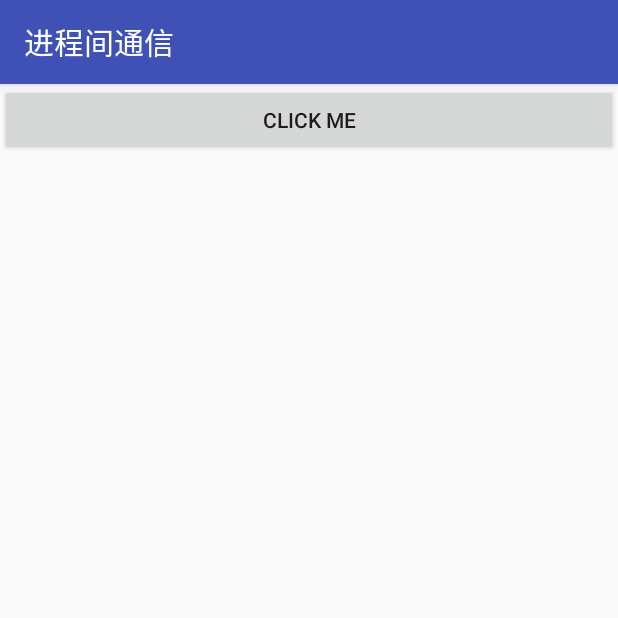
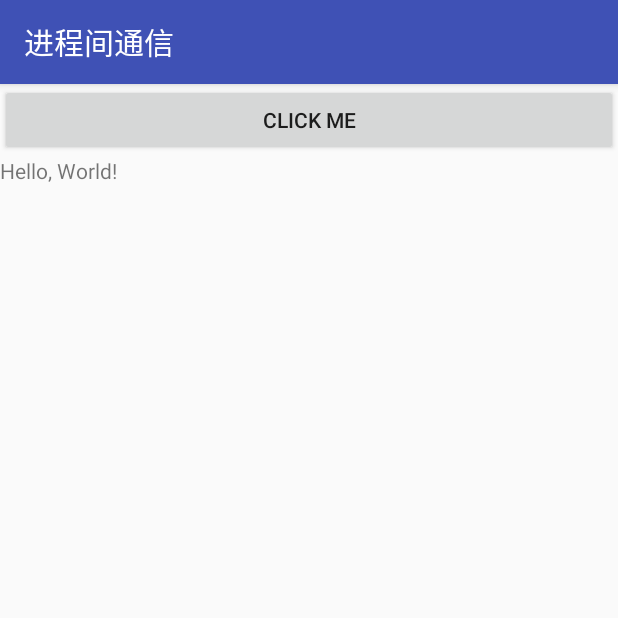
Before and after one commit to fan-xin/Android-Practice-Collection, an Android app: the screen it shows after launch (MainActivity), after a tap on "CLICK ME", on a phone screen of 412 x 824 dp, the top half of it. Run offline under Robolectric (Android 15) with nearby library versions, the phone set to English and light mode, and no system bars.

Commit message:
完善代码

```diff
--- a/Thread3Demo/src/main/java/com/fanxin/android/thread3demo/MainActivity.java
+++ b/Thread3Demo/src/main/java/com/fanxin/android/thread3demo/MainActivity.java
@@ -30,21 +30,40 @@ public class MainActivity extends AppCompatActivity {
         button = findViewById(R.id.id_btn);
         textView = findViewById(R.id.id_text_view);
 
+        mainHandler = new Handler(){
+            @Override
+            public void handleMessage(Message msg) {
+                super.handleMessage(msg);
+
+                String fromChildString = (String)msg.obj;
+
+                Log.d(TAG,"收到的内容"+fromChildString);
+                textView.setText(fromChildString);
+            }
+        };
+
         button.setOnClickListener(new View.OnClickListener() {
             @Override
             public void onClick(View v) {
                 //Toast.makeText(MainActivity.this,"click",Toast.LENGTH_SHORT).show();
                 //按下按钮以后，主线程给子线程发消息
-                Message msg = new Message();
-                //msg可以携带参数
-                msg.what = 9;
-                //发送给子线程
-                childHandler.sendMessage(msg);
+                if (childHandler != null){
+                    Message msg = new Message();
+                    //msg可以携带参数
+                    msg.what = 9;
+                    msg.obj = "Hello";
+                    //发送给子线程
+                    childHandler.sendMessage(msg);
+
+                }
+
 
             }
         });
         //运行子线程；
         new ChildThread().start();
+
+
     }
 
     //自己写子线程
@@ -61,7 +80,20 @@ public class MainActivity extends AppCompatActivity {
                 @Override
                 public void handleMessage(Message msg) {
                     super.handleMessage(msg);
-                    Log.d(TAG,"接收到子线程发过来的 what"+msg.what);
+                    Log.d(TAG,"接收到子线程发过来的 what: "+msg.what);
+
+                    String fromMainString = (String)msg.obj;
+                    Log.d(TAG,"接收到主线程发来的信息obj: "+msg.obj);
+                    String toMainString = fromMainString + ", World!";
+
+                    //发给主线程的Message
+                    Message message = new Message();
+                    message.obj = toMainString;
+                    if (mainHandler != null){
+                        mainHandler.sendMessage(message);
+                    }
+
+
                 }
             };
 
--- a/Thread3Demo/src/main/res/layout/activity_main.xml
+++ b/Thread3Demo/src/main/res/layout/activity_main.xml
@@ -4,6 +4,7 @@
     xmlns:tools="http://schemas.android.com/tools"
     android:layout_width="match_parent"
     android:layout_height="match_parent"
+    android:orientation="vertical"
     tools:context=".MainActivity">
 
     <Button
```
